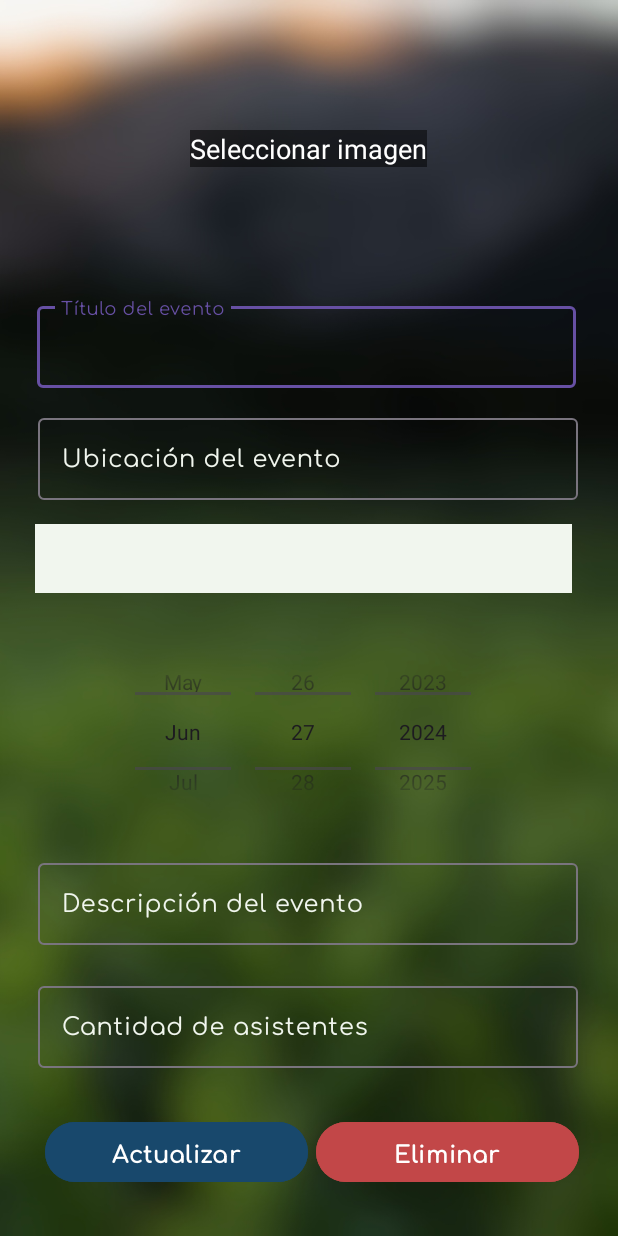
After one commit to alexus21/EventMaster, an Android app: the EditEventActivity screen opened directly, with no data from a screen before it, on a phone screen of 412 x 824 dp. The commit adds this screen. Run offline under Robolectric (Android 15) with nearby library versions, the phone set to English and light mode, and no system bars.

Commit message:
edit event design

```diff
--- a/app/src/main/AndroidManifest.xml
+++ b/app/src/main/AndroidManifest.xml
@@ -8,7 +8,6 @@
 
     <application
         android:allowBackup="true"
-        android:usesCleartextTraffic="true"
         android:dataExtractionRules="@xml/data_extraction_rules"
         android:fullBackupContent="@xml/backup_rules"
         android:icon="@mipmap/ic_launcher"
@@ -16,7 +15,11 @@
         android:roundIcon="@mipmap/ic_launcher_round"
         android:supportsRtl="true"
         android:theme="@style/Base.Theme.EventMaster"
+        android:usesCleartextTraffic="true"
         tools:targetApi="31">
+        <activity
+            android:name=".activities.EditEventActivity"
+            android:exported="false" />
         <activity
             android:name=".activities.UserProfileActivity"
             android:exported="false" />
--- /dev/null
+++ b/app/src/main/java/ues/pdm24/eventmaster/activities/EditEventActivity.java
@@ -0,0 +1,26 @@
+package ues.pdm24.eventmaster.activities;
+
+import android.os.Bundle;
+
+import androidx.activity.EdgeToEdge;
+import androidx.appcompat.app.AppCompatActivity;
+import androidx.core.graphics.Insets;
+import androidx.core.view.ViewCompat;
+import androidx.core.view.WindowInsetsCompat;
+
+import ues.pdm24.eventmaster.R;
+
+public class EditEventActivity extends AppCompatActivity {
+
+    @Override
+    protected void onCreate(Bundle savedInstanceState) {
+        super.onCreate(savedInstanceState);
+        EdgeToEdge.enable(this);
+        setContentView(R.layout.activity_edit_event);
+        ViewCompat.setOnApplyWindowInsetsListener(findViewById(R.id.editEventActivity), (v, insets) -> {
+            Insets systemBars = insets.getInsets(WindowInsetsCompat.Type.systemBars());
+            v.setPadding(systemBars.left, systemBars.top, systemBars.right, systemBars.bottom);
+            return insets;
+        });
+    }
+}
--- /dev/null
+++ b/app/src/main/res/layout/activity_edit_event.xml
@@ -0,0 +1,213 @@
+<?xml version="1.0" encoding="utf-8"?>
+<androidx.constraintlayout.widget.ConstraintLayout xmlns:android="http://schemas.android.com/apk/res/android"
+    xmlns:app="http://schemas.android.com/apk/res-auto"
+    xmlns:tools="http://schemas.android.com/tools"
+    android:id="@+id/editEventActivity"
+    android:layout_width="match_parent"
+    android:layout_height="match_parent"
+    android:background="@drawable/fondo_evento"
+    tools:context=".activities.EditEventActivity">
+
+    <!-- Agregar destinos turisticos -->
+
+    <TextView
+        android:id="@+id/tvOverlayText"
+        android:layout_width="wrap_content"
+        android:layout_height="wrap_content"
+        android:background="#80000000"
+        android:text="Seleccionar imagen"
+        android:textColor="@android:color/white"
+        android:textSize="18sp"
+        app:layout_constraintBottom_toBottomOf="@+id/imgEvent"
+        app:layout_constraintEnd_toEndOf="@+id/imgEvent"
+        app:layout_constraintStart_toStartOf="@+id/imgEvent"
+        app:layout_constraintTop_toTopOf="@+id/imgEvent" />
+
+
+    <ImageView
+        android:id="@+id/imgEvent"
+        android:layout_width="312dp"
+        android:layout_height="147dp"
+        android:layout_alignParentStart="true"
+        android:layout_alignParentTop="true"
+        android:layout_alignParentEnd="true"
+        android:foregroundGravity="fill"
+        app:layout_constraintBottom_toBottomOf="parent"
+        app:layout_constraintEnd_toEndOf="parent"
+        app:layout_constraintHorizontal_bias="0.493"
+        app:layout_constraintStart_toStartOf="parent"
+        app:layout_constraintTop_toTopOf="parent"
+        app:layout_constraintVertical_bias="0.037" />
+
+    <com.google.android.material.textfield.TextInputLayout
+        android:id="@+id/nombre_text_input_layout"
+        android:layout_width="359dp"
+        android:layout_height="60dp"
+        android:hint="Título del evento"
+        android:textColor="@color/blue_rackley"
+        android:textColorHint="@color/white"
+        app:layout_constraintBottom_toBottomOf="parent"
+        app:layout_constraintEnd_toEndOf="parent"
+        app:layout_constraintHorizontal_bias="0.47"
+        app:layout_constraintStart_toStartOf="parent"
+        app:layout_constraintTop_toBottomOf="@+id/imgEvent"
+        app:layout_constraintVertical_bias="0.044">
+
+        <com.google.android.material.textfield.TextInputEditText
+            android:id="@+id/editTextEventTitle"
+            android:layout_width="match_parent"
+            android:layout_height="wrap_content"
+            android:fontFamily="@font/comfortaa_regular"
+            android:inputType="text"
+            android:textColor="@color/white"
+            android:textSize="16sp"
+            app:passwordToggleEnabled="true" />
+
+    </com.google.android.material.textfield.TextInputLayout>
+
+    <com.google.android.material.textfield.TextInputLayout
+        android:id="@+id/location_text_input_layout"
+        android:layout_width="360dp"
+        android:layout_height="60dp"
+        android:hint="Ubicación del evento"
+        android:textColor="@color/white"
+        android:textColorHint="@color/white"
+        app:layout_constraintBottom_toBottomOf="parent"
+        app:layout_constraintEnd_toEndOf="parent"
+        app:layout_constraintHorizontal_bias="0.484"
+        app:layout_constraintStart_toStartOf="parent"
+        app:layout_constraintTop_toBottomOf="@+id/nombre_text_input_layout"
+        app:layout_constraintVertical_bias="0.029">
+
+        <com.google.android.material.textfield.TextInputEditText
+            android:id="@+id/editTextEventLocation"
+            android:layout_width="match_parent"
+            android:layout_height="wrap_content"
+            android:fontFamily="@font/comfortaa_regular"
+            android:inputType="text"
+            android:textColor="@color/white"
+            android:textSize="16sp"
+            app:passwordToggleEnabled="true" />
+
+    </com.google.android.material.textfield.TextInputLayout>
+
+    <Spinner
+        android:id="@+id/spinnerEventCategories"
+        style="@style/CustomSpinnerStyle"
+        android:layout_width="358dp"
+        android:layout_height="46dp"
+        android:hint="Categoría"
+        android:textColor="@color/white"
+        android:textColorHint="@color/white"
+        app:layout_constraintBottom_toBottomOf="parent"
+        app:layout_constraintEnd_toEndOf="parent"
+        app:layout_constraintHorizontal_bias="0.428"
+        app:layout_constraintStart_toStartOf="parent"
+        app:layout_constraintTop_toBottomOf="@+id/location_text_input_layout"
+        app:layout_constraintVertical_bias="0.036" />
+
+    <DatePicker
+        android:id="@+id/datePicker"
+        android:layout_width="361dp"
+        android:layout_height="131dp"
+        android:calendarViewShown="false"
+        android:datePickerMode="spinner"
+        android:fontFamily="@font/comfortaa_regular"
+        android:textColor="@color/white"
+        android:textColorHint="@color/white"
+        app:layout_constraintBottom_toBottomOf="parent"
+        app:layout_constraintEnd_toEndOf="parent"
+        app:layout_constraintStart_toStartOf="parent"
+        app:layout_constraintTop_toBottomOf="@+id/spinnerEventCategories"
+        app:layout_constraintVertical_bias="0.09" />
+
+
+    <com.google.android.material.textfield.TextInputLayout
+        android:id="@+id/descripcion_text_input_layout"
+        android:layout_width="360dp"
+        android:layout_height="60dp"
+        android:hint="Descripción del evento"
+        android:textColor="@color/white"
+        android:textColorHint="@color/white"
+        app:layout_constraintBottom_toBottomOf="parent"
+        app:layout_constraintEnd_toEndOf="parent"
+        app:layout_constraintHorizontal_bias="0.484"
+        app:layout_constraintStart_toStartOf="parent"
+        app:layout_constraintTop_toBottomOf="@+id/datePicker"
+        app:layout_constraintVertical_bias="0.08">
+
+        <com.google.android.material.textfield.TextInputEditText
+            android:id="@+id/editTextEventDescription"
+            android:layout_width="match_parent"
+            android:layout_height="wrap_content"
+            android:fontFamily="@font/comfortaa_regular"
+            android:inputType="text"
+            android:textColor="@color/white"
+            android:textSize="16sp"
+            app:passwordToggleEnabled="true"
+            tools:layout_editor_absoluteX="19dp"
+            tools:layout_editor_absoluteY="555dp" />
+
+    </com.google.android.material.textfield.TextInputLayout>
+
+    <com.google.android.material.textfield.TextInputLayout
+        android:id="@+id/assistants_text_input_layout"
+        android:layout_width="360dp"
+        android:layout_height="60dp"
+        android:hint="Cantidad de asistentes"
+        android:textColor="@color/blue_rackley"
+        android:textColorHint="@color/white"
+        app:layout_constraintBottom_toBottomOf="parent"
+        app:layout_constraintEnd_toEndOf="parent"
+        app:layout_constraintHorizontal_bias="0.484"
+        app:layout_constraintStart_toStartOf="parent"
+        app:layout_constraintTop_toBottomOf="@+id/descripcion_text_input_layout"
+        app:layout_constraintVertical_bias="0.164">
+
+        <com.google.android.material.textfield.TextInputEditText
+            android:id="@+id/editTextEventAssistants"
+            android:layout_width="match_parent"
+            android:layout_height="wrap_content"
+            android:fontFamily="@font/comfortaa_regular"
+            android:inputType="number"
+            android:textColor="@color/white"
+            android:textSize="16sp"
+            app:passwordToggleEnabled="true"
+            tools:layout_editor_absoluteX="19dp"
+            tools:layout_editor_absoluteY="555dp" />
+
+    </com.google.android.material.textfield.TextInputLayout>
+
+    <LinearLayout
+        android:layout_width="363dp"
+        android:layout_height="69dp"
+        android:orientation="horizontal"
+        app:layout_constraintBottom_toBottomOf="parent"
+        app:layout_constraintEnd_toEndOf="parent"
+        app:layout_constraintStart_toStartOf="parent"
+        app:layout_constraintTop_toBottomOf="@+id/assistants_text_input_layout">
+
+        <Button
+            android:id="@+id/btnEditEvent"
+            android:layout_width="175dp"
+            android:layout_height="wrap_content"
+            android:layout_gravity="center"
+            android:fontFamily="@font/comfortaa_bold"
+            android:text="Actualizar"
+            android:backgroundTint="@color/blue_rackley"
+            android:layout_marginStart="5dp"
+            android:textSize="16sp" />
+
+        <Button
+            android:id="@+id/btnDeleteEvent"
+            android:layout_width="175dp"
+            android:layout_height="wrap_content"
+            android:layout_gravity="center"
+            android:fontFamily="@font/comfortaa_bold"
+            android:text="Eliminar"
+            android:backgroundTint="@color/red_salmon_like"
+            android:layout_marginStart="5dp"
+            android:textSize="16sp" />
+    </LinearLayout>
+
+</androidx.constraintlayout.widget.ConstraintLayout>
--- a/app/src/main/res/values/spinner_style.xml
+++ b/app/src/main/res/values/spinner_style.xml
@@ -3,6 +3,6 @@
     <style name="CustomSpinnerStyle" parent="@android:style/Widget.Spinner">
         <item name="android:dropDownHorizontalOffset">4dp</item>
         <item name="android:textColor">@color/white</item>
-        <item name="android:background">@color/blue_rackley</item>
+        <item name="android:background">@color/white</item>
     </style>
 </resources>
```
